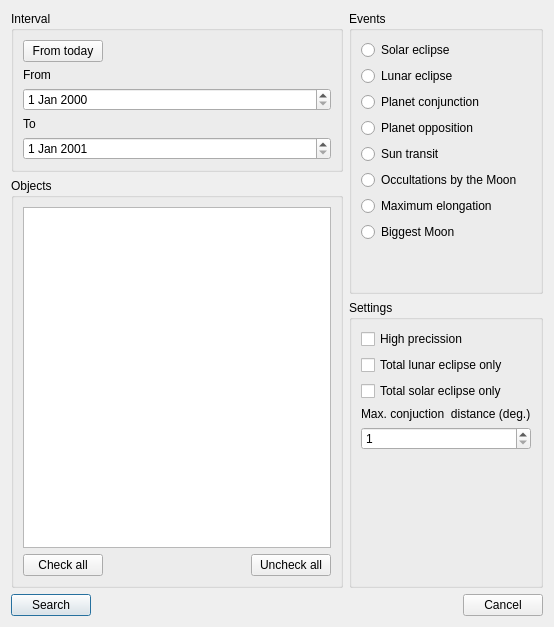
This is ceventsearch.ui in PavelMr/skytechx as Qt 5 draws it before an edit. The edited form follows.
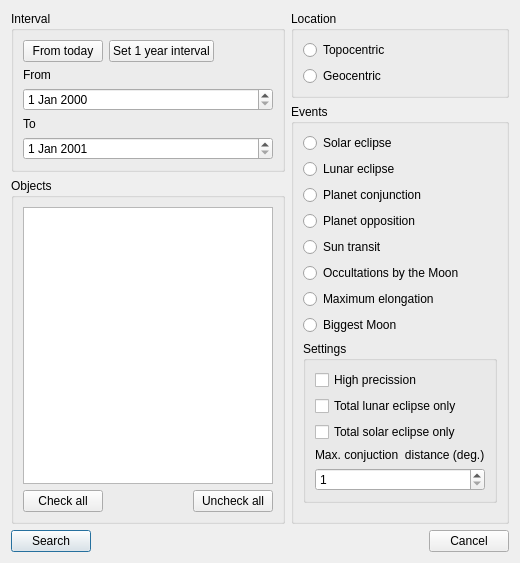
This is the edited form.

Commit message: Topocentric observatory. VSOP87 ephemeris.

```diff
--- a/ceventsearch.ui
+++ b/ceventsearch.ui
@@ -6,99 +6,27 @@
    <rect>
     <x>0</x>
     <y>0</y>
-    <width>554</width>
-    <height>627</height>
+    <width>520</width>
+    <height>563</height>
    </rect>
   </property>
   <property name="windowTitle">
    <string>Event search</string>
   </property>
-  <layout class="QGridLayout" name="gridLayout_3" columnstretch="2,0">
-   <item row="0" column="1" rowspan="2">
-    <widget class="QGroupBox" name="groupBox_2">
-     <property name="title">
-      <string>Events</string>
-     </property>
-     <layout class="QVBoxLayout" name="verticalLayout_2">
+  <layout class="QVBoxLayout" name="verticalLayout_9">
       <item>
-       <widget class="QRadioButton" name="radioButton">
-        <property name="text">
-         <string>Solar eclipse</string>
-        </property>
-       </widget>
-      </item>
+    <layout class="QVBoxLayout" name="verticalLayout_7">
       <item>
-       <widget class="QRadioButton" name="radioButton_2">
-        <property name="text">
-         <string>Lunar eclipse</string>
-        </property>
-       </widget>
-      </item>
+      <layout class="QHBoxLayout" name="horizontalLayout_4">
       <item>
-       <widget class="QRadioButton" name="radioButton_3">
-        <property name="text">
-         <string>Planet conjunction</string>
-        </property>
-       </widget>
-      </item>
+        <layout class="QVBoxLayout" name="verticalLayout_8">
       <item>
-       <widget class="QRadioButton" name="radioButton_4">
-        <property name="text">
-         <string>Planet opposition</string>
-        </property>
-       </widget>
-      </item>
-      <item>
-       <widget class="QRadioButton" name="radioButton_5">
-        <property name="text">
-         <string>Sun transit</string>
-        </property>
-       </widget>
-      </item>
-      <item>
-       <widget class="QRadioButton" name="radioButton_6">
-        <property name="text">
-         <string>Occultations by the Moon</string>
-        </property>
-       </widget>
-      </item>
-      <item>
-       <widget class="QRadioButton" name="radioButton_7">
-        <property name="text">
-         <string>Maximum elongation</string>
-        </property>
-       </widget>
-      </item>
-      <item>
-       <widget class="QRadioButton" name="radioButton_8">
-        <property name="text">
-         <string>Biggest Moon</string>
-        </property>
-       </widget>
-      </item>
-      <item>
-       <spacer name="verticalSpacer">
-        <property name="orientation">
-         <enum>Qt::Vertical</enum>
-        </property>
-        <property name="sizeHint" stdset="0">
-         <size>
-          <width>20</width>
-          <height>40</height>
-         </size>
-        </property>
-       </spacer>
-      </item>
-     </layout>
-    </widget>
-   </item>
-   <item row="0" column="0">
     <widget class="QGroupBox" name="groupBox">
      <property name="title">
       <string>Interval</string>
      </property>
-     <layout class="QGridLayout" name="gridLayout">
-      <item row="0" column="0">
+           <layout class="QVBoxLayout" name="verticalLayout_6">
+            <item>
        <layout class="QHBoxLayout" name="horizontalLayout_3">
         <item>
          <widget class="QPushButton" name="pushButton_5">
@@ -107,6 +35,13 @@
           </property>
          </widget>
         </item>
+              <item>
+               <widget class="QPushButton" name="pushButton_6">
+                <property name="text">
+                 <string>Set 1 year interval</string>
+                </property>
+               </widget>
+              </item>
         <item>
          <spacer name="horizontalSpacer_3">
           <property name="orientation">
@@ -122,21 +57,24 @@
         </item>
        </layout>
       </item>
-      <item row="3" column="0">
+            <item>
        <widget class="QLabel" name="label">
         <property name="text">
          <string>From</string>
         </property>
        </widget>
       </item>
-      <item row="5" column="0">
+            <item>
+             <widget class="QDateEdit" name="dateEdit"/>
+            </item>
+            <item>
        <widget class="QLabel" name="label_2">
         <property name="text">
          <string>To</string>
         </property>
        </widget>
       </item>
-      <item row="6" column="0">
+            <item>
        <widget class="QDateEdit" name="dateEdit_2">
         <property name="date">
          <date>
@@ -147,13 +85,10 @@
         </property>
        </widget>
       </item>
-      <item row="4" column="0">
-       <widget class="QDateEdit" name="dateEdit"/>
-      </item>
      </layout>
     </widget>
    </item>
-   <item row="1" column="0" rowspan="2">
+         <item>
     <widget class="QGroupBox" name="groupBox_3">
      <property name="title">
       <string>Objects</string>
@@ -196,26 +131,101 @@
      </layout>
     </widget>
    </item>
-   <item row="2" column="1">
+        </layout>
+       </item>
+       <item>
+        <layout class="QVBoxLayout" name="verticalLayout_5">
+         <item>
+          <widget class="QGroupBox" name="groupBox_5">
+           <property name="title">
+            <string>Location</string>
+           </property>
+           <layout class="QVBoxLayout" name="verticalLayout_4">
+            <item>
+             <widget class="QRadioButton" name="rb_topo_2">
+              <property name="text">
+               <string>Topocentric</string>
+              </property>
+             </widget>
+            </item>
+            <item>
+             <widget class="QRadioButton" name="rb_geo_2">
+              <property name="text">
+               <string>Geocentric</string>
+              </property>
+             </widget>
+            </item>
+           </layout>
+          </widget>
+         </item>
+         <item>
+          <widget class="QGroupBox" name="groupBox_2">
+           <property name="title">
+            <string>Events</string>
+           </property>
+           <layout class="QVBoxLayout" name="verticalLayout_2">
+            <item>
+             <widget class="QRadioButton" name="radioButton">
+              <property name="text">
+               <string>Solar eclipse</string>
+              </property>
+             </widget>
+            </item>
+            <item>
+             <widget class="QRadioButton" name="radioButton_2">
+              <property name="text">
+               <string>Lunar eclipse</string>
+              </property>
+             </widget>
+            </item>
+            <item>
+             <widget class="QRadioButton" name="radioButton_3">
+              <property name="text">
+               <string>Planet conjunction</string>
+              </property>
+             </widget>
+            </item>
+            <item>
+             <widget class="QRadioButton" name="radioButton_4">
+              <property name="text">
+               <string>Planet opposition</string>
+              </property>
+             </widget>
+            </item>
+            <item>
+             <widget class="QRadioButton" name="radioButton_5">
+              <property name="text">
+               <string>Sun transit</string>
+              </property>
+             </widget>
+            </item>
+            <item>
+             <widget class="QRadioButton" name="radioButton_6">
+              <property name="text">
+               <string>Occultations by the Moon</string>
+              </property>
+             </widget>
+            </item>
+            <item>
+             <widget class="QRadioButton" name="radioButton_7">
+              <property name="text">
+               <string>Maximum elongation</string>
+              </property>
+             </widget>
+            </item>
+            <item>
+             <widget class="QRadioButton" name="radioButton_8">
+              <property name="text">
+               <string>Biggest Moon</string>
+              </property>
+             </widget>
+            </item>
+            <item>
     <widget class="QGroupBox" name="groupBox_4">
      <property name="title">
       <string>Settings</string>
      </property>
      <layout class="QGridLayout" name="gridLayout_2">
-      <item row="0" column="0">
-       <widget class="QCheckBox" name="checkBox">
-        <property name="text">
-         <string>High precission</string>
-        </property>
-       </widget>
-      </item>
-      <item row="1" column="0">
-       <widget class="QCheckBox" name="checkBox_2">
-        <property name="text">
-         <string>Total lunar eclipse only</string>
-        </property>
-       </widget>
-      </item>
       <item row="4" column="0">
        <widget class="QSpinBox" name="spinBox">
         <property name="minimum">
@@ -226,10 +236,10 @@
         </property>
        </widget>
       </item>
-      <item row="3" column="0">
-       <widget class="QLabel" name="label_3">
+               <item row="1" column="0">
+                <widget class="QCheckBox" name="checkBox_2">
         <property name="text">
-         <string>Max. conjuction  distance (deg.)</string>
+                  <string>Total lunar eclipse only</string>
         </property>
        </widget>
       </item>
@@ -240,8 +250,25 @@
         </property>
        </widget>
       </item>
-      <item row="5" column="0">
-       <spacer name="verticalSpacer_2">
+               <item row="3" column="0">
+                <widget class="QLabel" name="label_3">
+                 <property name="text">
+                  <string>Max. conjuction  distance (deg.)</string>
+                 </property>
+                </widget>
+               </item>
+               <item row="0" column="0">
+                <widget class="QCheckBox" name="checkBox">
+                 <property name="text">
+                  <string>High precission</string>
+                 </property>
+                </widget>
+               </item>
+              </layout>
+             </widget>
+            </item>
+            <item>
+             <spacer name="verticalSpacer">
         <property name="orientation">
          <enum>Qt::Vertical</enum>
         </property>
@@ -256,12 +283,18 @@
      </layout>
     </widget>
    </item>
-   <item row="3" column="0" colspan="2">
+        </layout>
+       </item>
+      </layout>
+     </item>
+    </layout>
+   </item>
+   <item>
     <layout class="QHBoxLayout" name="horizontalLayout_2">
      <item>
       <widget class="QPushButton" name="pushButton_2">
        <property name="toolTip">
-        <string>Search event from current observer location</string>
+        <string/>
        </property>
        <property name="text">
         <string>Search</string>
```
Lines whose indentation alone changed are shown as unchanged. The commit also changes 28 other files.
